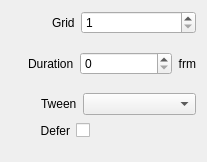
CasparCG/client, file src/Widgets/Inspector/InspectorGridWidget.ui: the form before one commit.
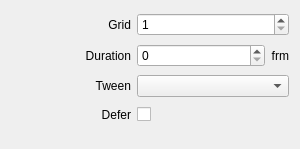
The form after the commit.

Commit message: Simplify layout of inspector widgets

```diff
--- a/src/Widgets/Inspector/InspectorGridWidget.ui
+++ b/src/Widgets/Inspector/InspectorGridWidget.ui
@@ -6,8 +6,8 @@
    <rect>
     <x>0</x>
     <y>0</y>
-    <width>207</width>
-    <height>162</height>
+    <width>300</width>
+    <height>149</height>
    </rect>
   </property>
   <property name="sizePolicy">
@@ -16,162 +16,12 @@
     <verstretch>0</verstretch>
    </sizepolicy>
   </property>
-  <layout class="QVBoxLayout" name="verticalLayout">
-   <item>
-    <layout class="QHBoxLayout" name="horizontalLayoutGrid">
-     <item>
-      <spacer name="horizontalSpacerGrid">
-       <property name="orientation">
-        <enum>Qt::Horizontal</enum>
-       </property>
-       <property name="sizeType">
-        <enum>QSizePolicy::Fixed</enum>
-       </property>
-       <property name="sizeHint" stdset="0">
-        <size>
-         <width>41</width>
-         <height>20</height>
-        </size>
-       </property>
-      </spacer>
-     </item>
-     <item>
-      <widget class="QLabel" name="labelGrid">
-       <property name="text">
-        <string>Grid</string>
-       </property>
-      </widget>
-     </item>
-     <item>
-      <widget class="QSpinBox" name="spinBoxGrid">
-       <property name="sizePolicy">
-        <sizepolicy hsizetype="Expanding" vsizetype="Fixed">
-         <horstretch>0</horstretch>
-         <verstretch>0</verstretch>
-        </sizepolicy>
-       </property>
-       <property name="minimum">
-        <number>1</number>
-       </property>
-      </widget>
-     </item>
-    </layout>
-   </item>
-   <item>
-    <layout class="QHBoxLayout" name="horizontalLayoutTransitionDuration">
-     <item>
-      <spacer name="horizontalSpacerTransitionDuration">
-       <property name="orientation">
-        <enum>Qt::Horizontal</enum>
-       </property>
-       <property name="sizeType">
-        <enum>QSizePolicy::Fixed</enum>
-       </property>
-       <property name="sizeHint" stdset="0">
-        <size>
-         <width>17</width>
-         <height>20</height>
-        </size>
-       </property>
-      </spacer>
-     </item>
-     <item>
-      <widget class="QLabel" name="labelTransitionDuration">
-       <property name="text">
-        <string>Duration</string>
-       </property>
-      </widget>
-     </item>
-     <item>
-      <widget class="QSpinBox" name="spinBoxTransitionDuration">
-       <property name="sizePolicy">
-        <sizepolicy hsizetype="Expanding" vsizetype="Fixed">
-         <horstretch>0</horstretch>
-         <verstretch>0</verstretch>
-        </sizepolicy>
-       </property>
-       <property name="maximum">
-        <number>999</number>
-       </property>
-      </widget>
-     </item>
-     <item>
-      <widget class="QLabel" name="labelFrm1">
-       <property name="text">
-        <string>frm</string>
-       </property>
-       <property name="alignment">
-        <set>Qt::AlignRight|Qt::AlignTrailing|Qt::AlignVCenter</set>
-       </property>
-      </widget>
-     </item>
-    </layout>
-   </item>
-   <item>
-    <layout class="QHBoxLayout" name="horizontalLayoutTween">
-     <item>
-      <spacer name="horizontalSpacerTween">
-       <property name="orientation">
-        <enum>Qt::Horizontal</enum>
-       </property>
-       <property name="sizeType">
-        <enum>QSizePolicy::Fixed</enum>
-       </property>
-       <property name="sizeHint" stdset="0">
-        <size>
-         <width>30</width>
-         <height>20</height>
-        </size>
-       </property>
-      </spacer>
-     </item>
-     <item>
-      <widget class="QLabel" name="labelEasing">
-       <property name="text">
-        <string>Tween</string>
-       </property>
-      </widget>
-     </item>
-     <item>
-      <widget class="QComboBox" name="comboBoxTween">
-       <property name="sizePolicy">
-        <sizepolicy hsizetype="Expanding" vsizetype="Fixed">
-         <horstretch>0</horstretch>
-         <verstretch>0</verstretch>
-        </sizepolicy>
-       </property>
-      </widget>
-     </item>
-    </layout>
-   </item>
-   <item>
+  <layout class="QGridLayout" name="gridLayout">
+   <property name="bottomMargin">
+    <number>20</number>
+   </property>
+   <item row="3" column="1" colspan="2">
     <layout class="QHBoxLayout" name="horizontalLayoutDefer">
-     <item>
-      <spacer name="horizontalSpacerDefer1">
-       <property name="orientation">
-        <enum>Qt::Horizontal</enum>
-       </property>
-       <property name="sizeType">
-        <enum>QSizePolicy::Fixed</enum>
-       </property>
-       <property name="sizeHint" stdset="0">
-        <size>
-         <width>29</width>
-         <height>20</height>
-        </size>
-       </property>
-      </spacer>
-     </item>
-     <item>
-      <widget class="QLabel" name="labelDefer">
-       <property name="text">
-        <string>Defer</string>
-       </property>
-       <property name="alignment">
-        <set>Qt::AlignRight|Qt::AlignTrailing|Qt::AlignVCenter</set>
-       </property>
-      </widget>
-     </item>
      <item>
       <widget class="QCheckBox" name="checkBoxDefer">
        <property name="layoutDirection">
@@ -197,21 +47,115 @@
      </item>
     </layout>
    </item>
-   <item>
-    <spacer name="verticalSpacerGrid">
-     <property name="orientation">
-      <enum>Qt::Vertical</enum>
+   <item row="1" column="0">
+    <widget class="QLabel" name="labelTransitionDuration">
+     <property name="minimumSize">
+      <size>
+       <width>120</width>
+       <height>0</height>
+      </size>
      </property>
-     <property name="sizeType">
-      <enum>QSizePolicy::Fixed</enum>
+     <property name="text">
+      <string>Duration</string>
      </property>
-     <property name="sizeHint" stdset="0">
+     <property name="alignment">
+      <set>Qt::AlignRight|Qt::AlignTrailing|Qt::AlignVCenter</set>
+     </property>
+    </widget>
+   </item>
+   <item row="2" column="1" colspan="2">
+    <widget class="QComboBox" name="comboBoxTween">
+     <property name="sizePolicy">
+      <sizepolicy hsizetype="Expanding" vsizetype="Fixed">
+       <horstretch>0</horstretch>
+       <verstretch>0</verstretch>
+      </sizepolicy>
+     </property>
+    </widget>
+   </item>
+   <item row="1" column="1">
+    <widget class="QSpinBox" name="spinBoxTransitionDuration">
+     <property name="sizePolicy">
+      <sizepolicy hsizetype="Expanding" vsizetype="Fixed">
+       <horstretch>0</horstretch>
+       <verstretch>0</verstretch>
+      </sizepolicy>
+     </property>
+     <property name="maximum">
+      <number>999</number>
+     </property>
+    </widget>
+   </item>
+   <item row="3" column="0">
+    <widget class="QLabel" name="labelDefer">
+     <property name="minimumSize">
       <size>
-       <width>20</width>
-       <height>10</height>
+       <width>120</width>
+       <height>0</height>
       </size>
      </property>
-    </spacer>
+     <property name="text">
+      <string>Defer</string>
+     </property>
+     <property name="alignment">
+      <set>Qt::AlignRight|Qt::AlignTrailing|Qt::AlignVCenter</set>
+     </property>
+    </widget>
+   </item>
+   <item row="2" column="0">
+    <widget class="QLabel" name="labelEasing">
+     <property name="minimumSize">
+      <size>
+       <width>120</width>
+       <height>0</height>
+      </size>
+     </property>
+     <property name="text">
+      <string>Tween</string>
+     </property>
+     <property name="alignment">
+      <set>Qt::AlignRight|Qt::AlignTrailing|Qt::AlignVCenter</set>
+     </property>
+    </widget>
+   </item>
+   <item row="0" column="1" colspan="2">
+    <widget class="QSpinBox" name="spinBoxGrid">
+     <property name="sizePolicy">
+      <sizepolicy hsizetype="Expanding" vsizetype="Fixed">
+       <horstretch>0</horstretch>
+       <verstretch>0</verstretch>
+      </sizepolicy>
+     </property>
+     <property name="minimum">
+      <number>1</number>
+     </property>
+    </widget>
+   </item>
+   <item row="1" column="2">
+    <widget class="QLabel" name="labelFrm1">
+     <property name="text">
+      <string>frm</string>
+     </property>
+     <property name="alignment">
+      <set>Qt::AlignRight|Qt::AlignTrailing|Qt::AlignVCenter</set>
+     </property>
+    </widget>
+   </item>
+   <item row="0" column="0">
+    <widget class="QLabel" name="labelGrid">
+     <property name="minimumSize">
+      <size>
+       <width>120</width>
+       <height>0</height>
+      </size>
+     </property>
+     <property name="text">
+      <string>Grid</string>
+     </property>
+     <property name="alignment">
+      <set>Qt::AlignRight|Qt::AlignTrailing|Qt::AlignVCenter</set>
+     </property>
+    </widget>
    </item>
   </layout>
  </widget>
```
Left out of the diff: 6 changed lines with no effect on the pictures. The commit also changes 58 other files.
